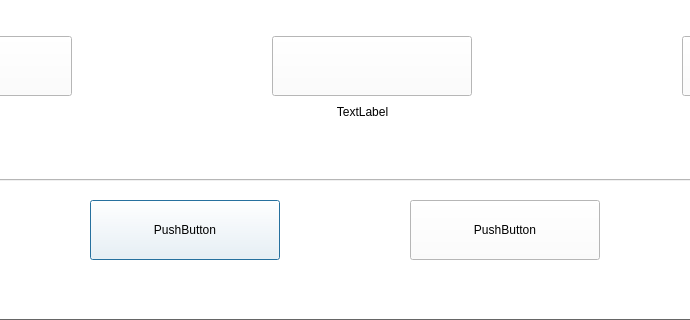
This is setPage/setparameter.ui in wangshulin19820310/wgxProject as Qt 5 draws it before an edit; both pictures show x 290 to 980 and y 400 to 720 of the 1280 by 720 pixel window. The edited form follows.
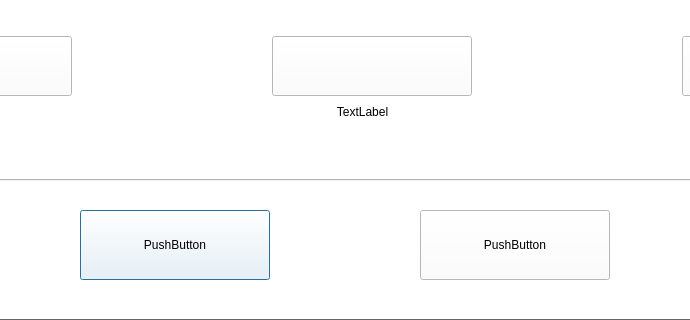
This is the edited form. The open tabs and pages were chosen to show the change.

Patch:
```diff
--- a/setPage/setparameter.ui
+++ b/setPage/setparameter.ui
@@ -71,10 +71,10 @@
    <widget class="QPushButton" name="bt_cancel">
     <property name="geometry">
      <rect>
-      <x>380</x>
-      <y>600</y>
+      <x>370</x>
+      <y>610</y>
       <width>190</width>
-      <height>60</height>
+      <height>70</height>
      </rect>
     </property>
     <property name="focusPolicy">
@@ -87,10 +87,10 @@
    <widget class="QPushButton" name="bt_confirm">
     <property name="geometry">
      <rect>
-      <x>700</x>
-      <y>600</y>
+      <x>710</x>
+      <y>610</y>
       <width>190</width>
-      <height>60</height>
+      <height>70</height>
      </rect>
     </property>
     <property name="focusPolicy">
```
Left out of the diff: 2 changed lines with no effect on the pictures.
